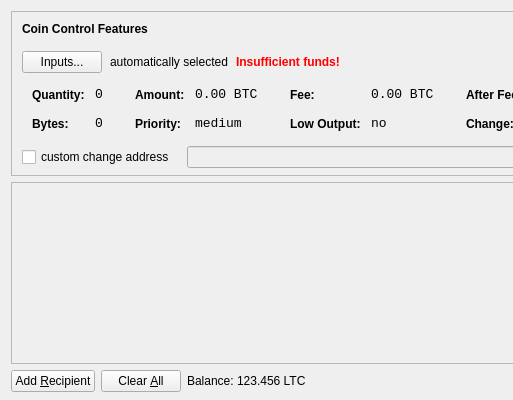
Old version of the form src/qt/forms/sendcoinsdialog.ui in the repository zvcoin/zcoin-project; both pictures show x 0 to 513 and y 0 to 400 of the 850 by 400 pixel window.
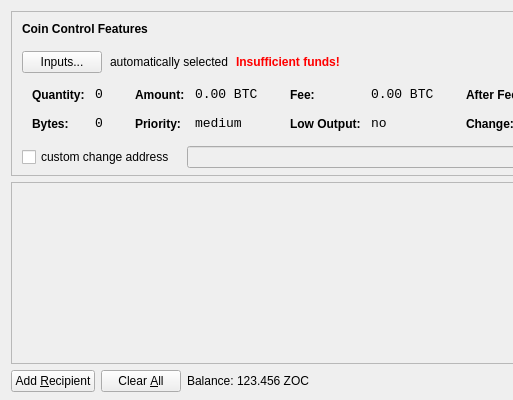
New version of the form. Icons and pictures are not drawn.

```diff
--- a/src/qt/forms/sendcoinsdialog.ui
+++ b/src/qt/forms/sendcoinsdialog.ui
@@ -720,7 +720,7 @@
           <cursorShape>IBeamCursor</cursorShape>
          </property>
          <property name="text">
-          <string>123.456 LTC</string>
+          <string>123.456 ZOC</string>
          </property>
          <property name="textInteractionFlags">
           <set>Qt::LinksAccessibleByMouse|Qt::TextSelectableByKeyboard|Qt::TextSelectableByMouse</set>
```
